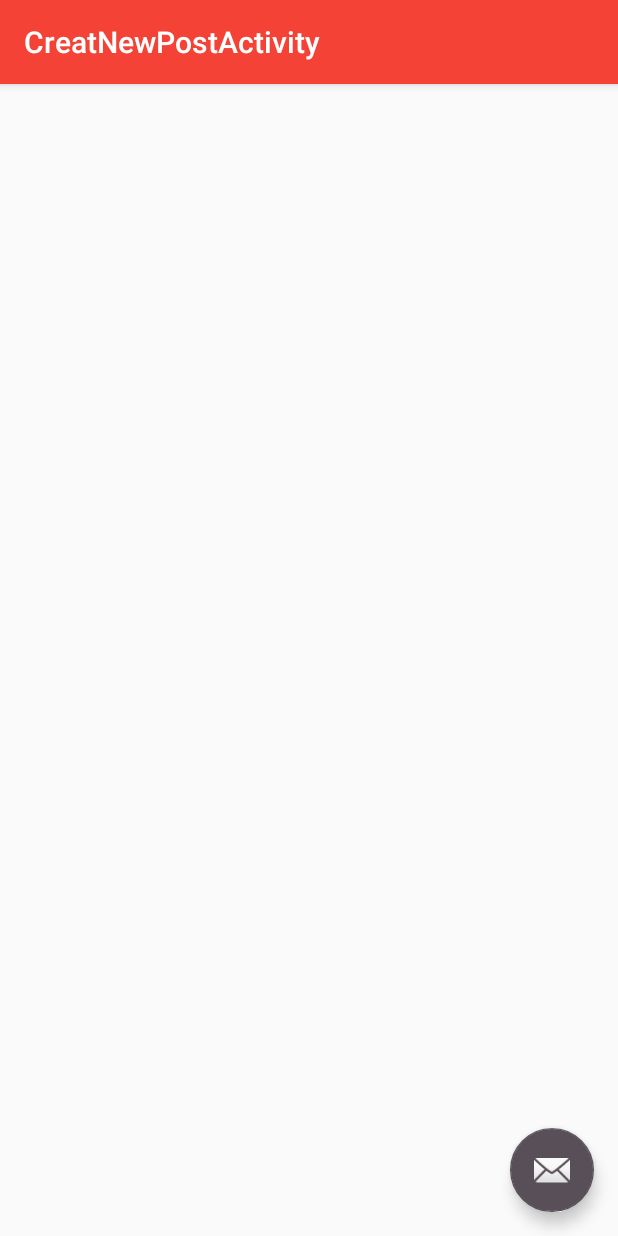
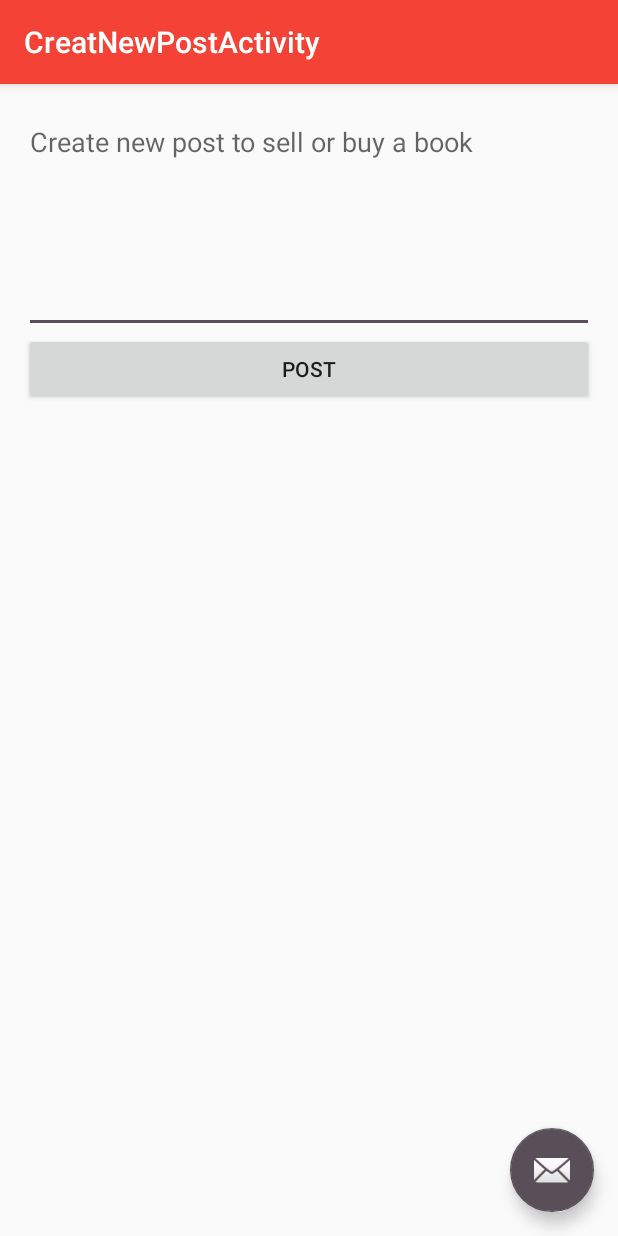
Before and after one commit to annaoj/BookBot, an Android app: the CreatNewPostActivity screen opened directly, with no data from a screen before it, on a phone screen of 412 x 824 dp. Run offline under Robolectric (Android 15) with nearby library versions, the phone set to English and light mode, and no system bars; libraries missing offline, so code that uses them is left out: com.parse.

Commit message:
browsebooks removed(main)

```diff
--- a/app/src/main/java/app/annaj/android/example/com/bookbot/CreatNewPostActivity.java
+++ b/app/src/main/java/app/annaj/android/example/com/bookbot/CreatNewPostActivity.java
@@ -1,18 +1,98 @@
 package app.annaj.android.example.com.bookbot;
 
+import android.app.AlertDialog;
+import android.content.DialogInterface;
+import android.content.Intent;
 import android.os.Bundle;
 import android.support.design.widget.FloatingActionButton;
 import android.support.design.widget.Snackbar;
 import android.support.v7.app.AppCompatActivity;
 import android.support.v7.widget.Toolbar;
 import android.view.View;
+import android.widget.Button;
+import android.widget.EditText;
+import android.widget.Toast;
+
+import com.parse.ParseException;
+import com.parse.ParseObject;
+import com.parse.ParseUser;
+import com.parse.SaveCallback;
 
 public class CreatNewPostActivity extends AppCompatActivity {
+    protected EditText mPostBookEditText;
+    protected Button mPostBookBtn;
 
     @Override
     protected void onCreate(Bundle savedInstanceState) {
+
+
         super.onCreate(savedInstanceState);
         setContentView(R.layout.activity_creat_new_post);
+
+
+        //init
+        mPostBookEditText=(EditText)findViewById(R.id.postbookEditText);
+        mPostBookBtn=(Button)findViewById(R.id.postBookBtn);
+        //liston to post button
+        mPostBookBtn.setOnClickListener(new View.OnClickListener() {
+            @Override
+            public void onClick(View v) {
+                //get current user
+
+                ParseUser currentUser=ParseUser.getCurrentUser();
+                String currentUserUsername=currentUser.getUsername();
+
+                //get the post enteretd and convert into string
+                String newPost=mPostBookEditText.getText().toString();
+
+                ParseObject gameScore = new ParseObject("GameScore");
+                gameScore.put("score", 1337);
+                gameScore.put("playerName", "Sean Plott");
+                gameScore.put("cheatMode", false);
+                gameScore.saveInBackground();
+                //save the status in Parse
+
+                ParseObject bookpostObject= new ParseObject("BookPosts");
+                bookpostObject.put("newPost",newPost);
+                bookpostObject.put("user",currentUserUsername);
+                bookpostObject.saveInBackground(new SaveCallback() {
+                    @Override
+                    public void done(ParseException e) {
+                        if (e== null){
+                            //succes
+                            Toast.makeText(CreatNewPostActivity.this,"Succes",Toast.LENGTH_LONG).show();
+
+                            //take user to browse book
+                            Intent takeUserToBrowse = new Intent(CreatNewPostActivity.this,MainActivity.class);
+                            startActivity(takeUserToBrowse);
+                        }
+                        else{
+                            //error
+                            AlertDialog.Builder builder = new AlertDialog.Builder(CreatNewPostActivity.this);
+                            builder.setMessage(e.getMessage());
+                            builder.setTitle("sorry");
+                            builder.setPositiveButton("ok", new DialogInterface.OnClickListener() {
+                                @Override
+                                public void onClick(DialogInterface dialogInterface, int which) {
+                                    //close dialog
+                                    dialogInterface.dismiss();
+                                }
+                            });
+                            AlertDialog dialog = builder.create();
+                            dialog.show();
+                        }
+                    }
+                });
+
+
+            }
+        });
+
+
+
+
+
+
         Toolbar toolbar = (Toolbar) findViewById(R.id.toolbar);
         setSupportActionBar(toolbar);
 
--- a/app/src/main/java/app/annaj/android/example/com/bookbot/LoginActivity.java
+++ b/app/src/main/java/app/annaj/android/example/com/bookbot/LoginActivity.java
@@ -65,7 +65,7 @@ public class LoginActivity extends Activity {
 
                             //take user to browsebooks
 
-                            Intent takeUserToBrowseBooks = new Intent(LoginActivity.this, BrowseBooksActivity.class);
+                            Intent takeUserToBrowseBooks = new Intent(LoginActivity.this, MainActivity.class);
                             startActivity(takeUserToBrowseBooks);
 
                         } else {
--- a/app/src/main/java/app/annaj/android/example/com/bookbot/RegisterActivity.java
+++ b/app/src/main/java/app/annaj/android/example/com/bookbot/RegisterActivity.java
@@ -69,7 +69,7 @@ public class RegisterActivity extends Activity {
                             Toast.makeText(RegisterActivity.this, "Success.Welcome!", Toast.LENGTH_LONG).show();
                             //take user to the home page
 
-                            Intent takeUserToBrowseBooks=new Intent(RegisterActivity.this,BrowseBooksActivity.class);
+                            Intent takeUserToBrowseBooks=new Intent(RegisterActivity.this,MainActivity.class);
                             startActivity(takeUserToBrowseBooks);
                         }
                         else{
--- a/app/src/main/res/layout/content_creat_new_post.xml
+++ b/app/src/main/res/layout/content_creat_new_post.xml
@@ -1,5 +1,5 @@
 <?xml version="1.0" encoding="utf-8"?>
-<RelativeLayout xmlns:android="http://schemas.android.com/apk/res/android"
+<LinearLayout xmlns:android="http://schemas.android.com/apk/res/android"
     xmlns:tools="http://schemas.android.com/tools"
     xmlns:app="http://schemas.android.com/apk/res-auto" android:layout_width="match_parent"
     android:layout_height="match_parent" android:paddingLeft="@dimen/activity_horizontal_margin"
@@ -8,6 +8,21 @@
     android:paddingBottom="@dimen/activity_vertical_margin"
     app:layout_behavior="@string/appbar_scrolling_view_behavior"
     tools:showIn="@layout/activity_creat_new_post"
-    tools:context="app.annaj.android.example.com.bookbot.CreatNewPostActivity">
+    android:orientation="vertical">
 
-</RelativeLayout>
+
+    <EditText
+        android:layout_width="match_parent"
+        android:layout_height="150dp" android:hint="Create new post to sell or buy a book"
+        android:gravity="top"
+        android:id="@+id/postbookEditText"/>
+
+    <Button
+        android:layout_width="match_parent"
+        android:layout_height="wrap_content" android:text="Post"
+        android:id="@+id/postBookBtn"/>
+
+
+
+
+</LinearLayout>
--- a/app/src/main/res/values/strings.xml
+++ b/app/src/main/res/values/strings.xml
@@ -5,4 +5,5 @@
     <string name="title_activity_browse_books">BrowseBooksActivity</string>
     <string name="title_activity_login">LoginActivity</string>
     <string name="title_activity_creat_new_post">CreatNewPostActivity</string>
+    <string name="title_activity_book_list">BookListActivity</string>
 </resources>
```
Also changed, not shown: app/src/main/AndroidManifest.xml (+2 -12 lines), app/src/main/java/app/annaj/android/example/com/bookbot/App.java (added, +24 -0 lines), app/src/main/java/app/annaj/android/example/com/bookbot/BrowseBooksActivity.java (deleted, +0 -108 lines), app/src/main/java/app/annaj/android/example/com/bookbot/SplashScreen.java (+4 -4 lines), app/src/main/res/layout/activity_browse_books.xml (deleted, +0 -25 lines), app/src/main/res/layout/app_bar.xml (deleted, +0 -7 lines), app/src/main/res/layout/content_browse_books.xml (deleted, +0 -13 lines), app/src/main/res/menu/browsebooks.xml (deleted, +0 -21 lines).
